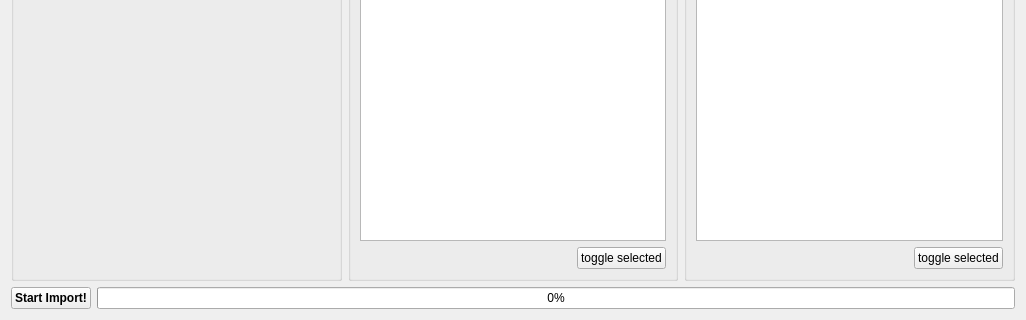
ma7t3/ScheduleMaster, file Dialogs/DlgOmsiImport.ui: the form before one commit; both pictures show x 0 to 1026 and y 190 to 510 of the 1026 by 510 pixel window.
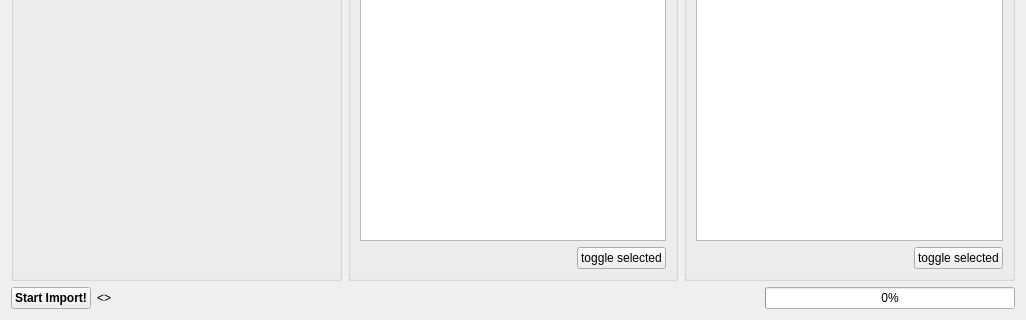
The form after the commit.

Commit message: Implemented busstop and route import

Patch:
```diff
--- a/Dialogs/DlgOmsiImport.ui
+++ b/Dialogs/DlgOmsiImport.ui
@@ -235,8 +235,40 @@
        </property>
       </widget>
      </item>
+     <item>
+      <widget class="QLabel" name="lCurrentProgress">
+       <property name="text">
+        <string>&lt;&gt;</string>
+       </property>
+      </widget>
+     </item>
+     <item>
+      <spacer name="horizontalSpacer_3">
+       <property name="orientation">
+        <enum>Qt::Horizontal</enum>
+       </property>
+       <property name="sizeHint" stdset="0">
+        <size>
+         <width>40</width>
+         <height>20</height>
+        </size>
+       </property>
+      </spacer>
+     </item>
      <item>
       <widget class="QProgressBar" name="progressBar">
+       <property name="sizePolicy">
+        <sizepolicy hsizetype="Fixed" vsizetype="Fixed">
+         <horstretch>0</horstretch>
+         <verstretch>0</verstretch>
+        </sizepolicy>
+       </property>
+       <property name="minimumSize">
+        <size>
+         <width>250</width>
+         <height>0</height>
+        </size>
+       </property>
        <property name="value">
         <number>0</number>
        </property>
```
Left out of the diff: 10 changed lines with no effect on the pictures. The commit also changes 3 other files.
